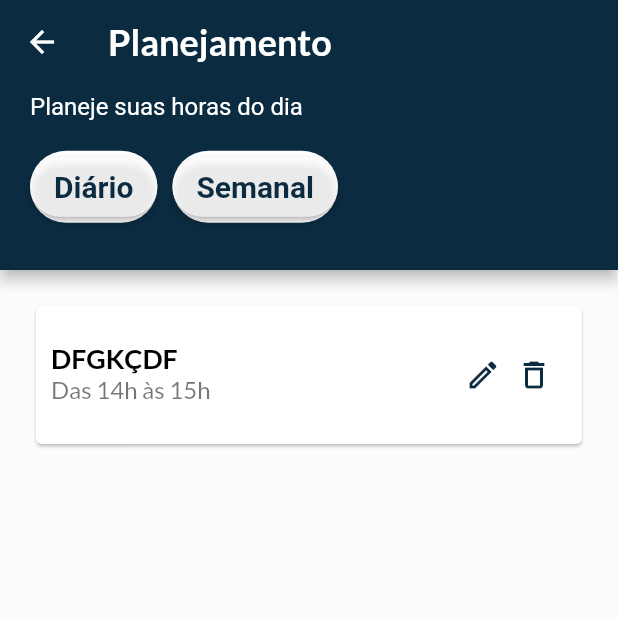
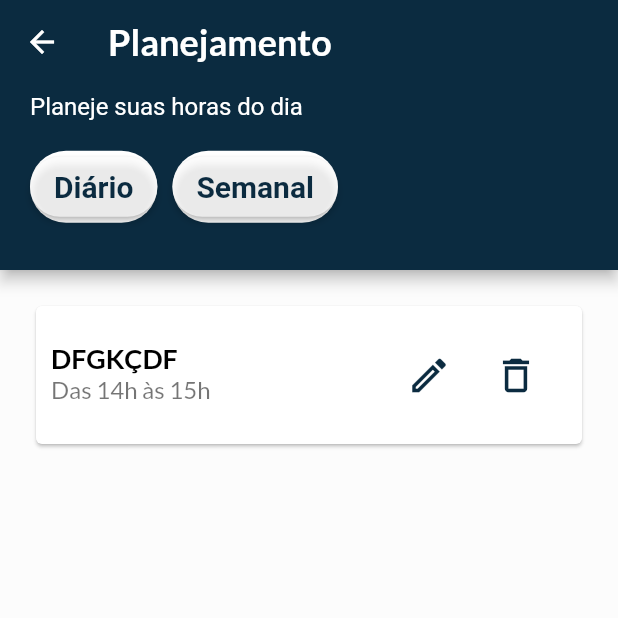
Before and after one commit to guicrisostomo/hour, a Flutter app: the Home screen opened by its route, after a tap on the "calendar month" icon, on a phone screen of 412 x 824 dp, the top half of it. Run offline on Flutter 3.47's test engine with Material 2 defaults, Android fonts, the light colour scheme and no system bars; our stand-ins replace firebase_core, flutter_dotenv, flutter_svg, google_fonts; accounts and stored records are empty.

Commit message:
feat: add event to icons and increase his size

```diff
--- a/lib/view/widgets/list.dart
+++ b/lib/view/widgets/list.dart
@@ -40,13 +40,21 @@ class ListActivities extends StatelessWidget {
                 Icon(
                   Icons.info_outline,
                   color: globals.primary,
+                  size: 30,
                 ),
 
                 const SizedBox(width: 10),
 
-               Icon(
-                  Icons.check_circle_outline,
-                  color: globals.primary,
+                IconButton(
+                  iconSize: 30,
+
+                  onPressed: () {
+
+                  },
+                  icon: Icon(
+                    Icons.check_circle_outline,
+                    color: globals.primary,
+                  ),
                 ),
               ],
             ),
@@ -54,7 +62,7 @@ class ListActivities extends StatelessWidget {
             onTap: () {
               Navigator.pushNamed(
                 context,
-                'products/info_product',
+                '/info_activity',
               );
             },
           )
--- a/lib/view/widgets/listEdit.dart
+++ b/lib/view/widgets/listEdit.dart
@@ -37,17 +37,33 @@ class ListActivitiesEdit extends StatelessWidget {
             trailing: Row(
               mainAxisSize: MainAxisSize.min,
               children: [
-                Icon(
-                  Icons.edit_outlined,
-                  color: globals.primary,
+                IconButton(
+                  iconSize: 30,
+
+                  onPressed: () {
+
+                  },
+
+                  icon: Icon(
+                    Icons.edit_outlined,
+                    color: globals.primary,
+                  ),
                 ),
 
                 const SizedBox(width: 10),
 
-               Icon(
-                  Icons.delete_outlined,
-                  color: globals.primary,
-                ),
+                IconButton(
+                  iconSize: 30,
+
+                  onPressed: () {
+
+                  },
+
+                  icon: Icon(
+                    Icons.delete_outlined,
+                    color: globals.primary,
+                  ),
+               ),
               ],
             ),
 
```
